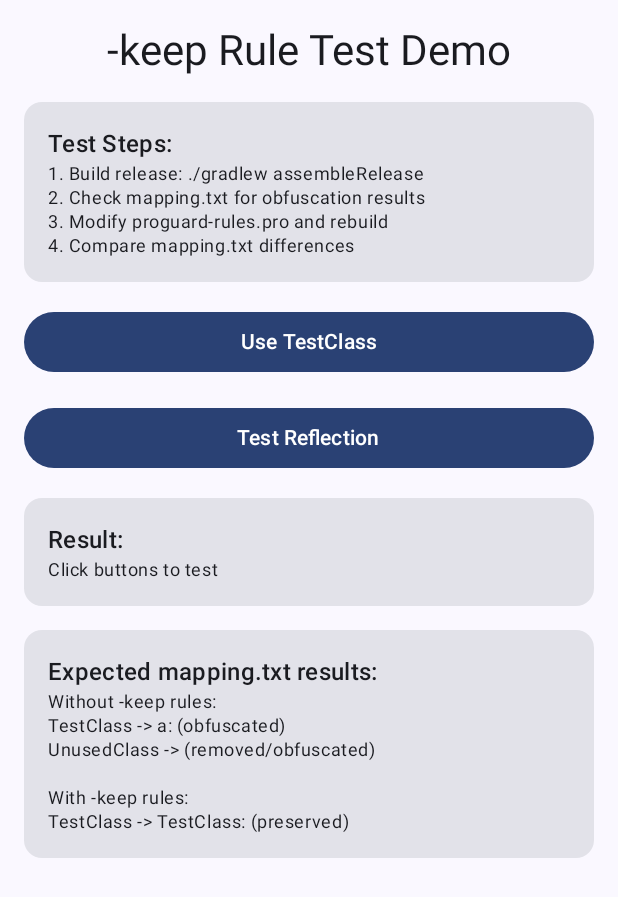
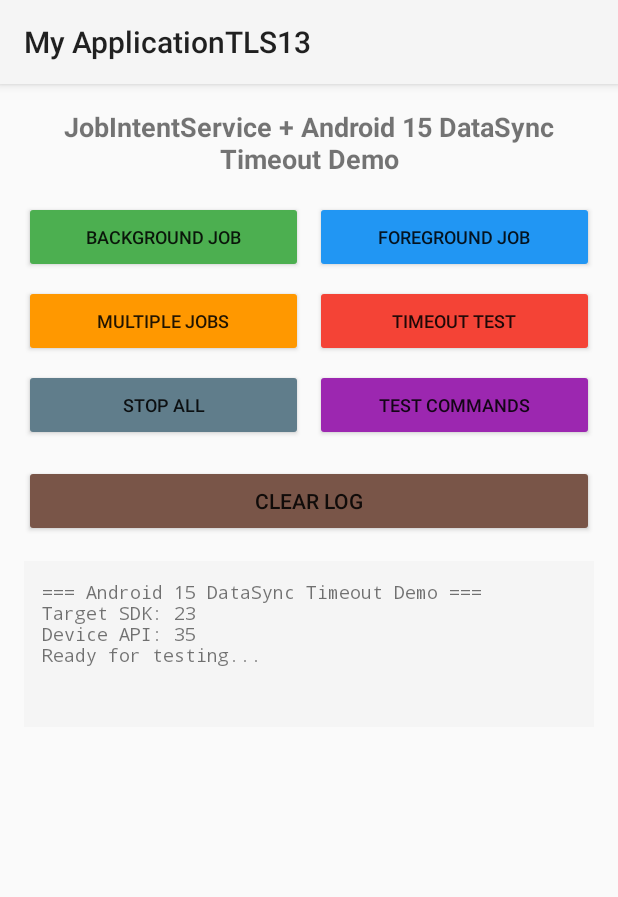
Before and after one commit to BlogForMe/MyApplication_TLS13, an Android app built with Jetpack Compose: the screen it shows after launch (KeepTestActivty before the commit, JobServiceActivity after it), on a phone screen of 412 x 824 dp. Shown: the top 897 px of the screen. Run offline under Robolectric (Android 15) with nearby library versions, the phone set to English and light mode, and no system bars.

Commit message:
job service run

```diff
--- /dev/null
+++ b/app/src/main/java/com/example/myapplication/datasync/JobServiceActivity.java
@@ -0,0 +1,213 @@
+package com.example.myapplication.datasync;
+
+
+import android.app.NotificationChannel;
+import android.app.NotificationManager;
+import android.content.BroadcastReceiver;
+import android.content.Context;
+import android.content.Intent;
+import android.content.IntentFilter;
+import android.os.Build;
+import android.os.Bundle;
+import android.util.Log;
+import android.widget.Button;
+import android.widget.ScrollView;
+import android.widget.TextView;
+
+import androidx.appcompat.app.AppCompatActivity;
+import androidx.localbroadcastmanager.content.LocalBroadcastManager;
+
+import com.example.myapplication.R;
+
+public class JobServiceActivity extends AppCompatActivity {
+    private static final String TAG = "MainActivity";
+    private static final String CHANNEL_ID = "DataSyncChannel";
+
+    private TextView statusText;
+    private ScrollView scrollView;
+    private StringBuilder statusLog = new StringBuilder();
+
+    private BroadcastReceiver statusReceiver = new BroadcastReceiver() {
+        @Override
+        public void onReceive(Context context, Intent intent) {
+            String message = intent.getStringExtra("message");
+            String level = intent.getStringExtra("level");
+            updateStatus("[" + level + "] " + message);
+        }
+    };
+
+    @Override
+    protected void onCreate(Bundle savedInstanceState) {
+        super.onCreate(savedInstanceState);
+        setContentView(R.layout.activity_job_service);
+
+        createNotificationChannel();
+        initViews();
+        setupButtons();
+        registerStatusReceiver();
+
+        updateStatus("=== Android 15 DataSync Timeout Demo ===");
+        updateStatus("Target SDK: " + getApplicationInfo().targetSdkVersion);
+        updateStatus("Device API: " + Build.VERSION.SDK_INT);
+        updateStatus("Ready for testing...\n");
+    }
+
+    private void initViews() {
+        statusText = findViewById(R.id.statusText);
+        scrollView = findViewById(R.id.scrollView);
+    }
+
+    private void setupButtons() {
+        // Test 1: JobIntentService background work (not subject to timeout)
+        Button backgroundJobBtn = findViewById(R.id.backgroundJobBtn);
+        backgroundJobBtn.setOnClickListener(v -> startBackgroundJob());
+
+        // Test 2: JobIntentService starts foreground service (subject to timeout)
+        Button foregroundJobBtn = findViewById(R.id.foregroundJobBtn);
+        foregroundJobBtn.setOnClickListener(v -> startForegroundJob());
+
+        // Test 3: Multiple JobIntentServices triggering foreground services
+        Button multipleJobsBtn = findViewById(R.id.multipleJobsBtn);
+        multipleJobsBtn.setOnClickListener(v -> startMultipleJobs());
+
+        // Test 4: Long-running test (for timeout testing)
+        Button longRunBtn = findViewById(R.id.longRunBtn);
+        longRunBtn.setOnClickListener(v -> startLongRunningTest());
+
+        // Test 5: Stop all services
+        Button stopAllBtn = findViewById(R.id.stopAllBtn);
+        stopAllBtn.setOnClickListener(v -> stopAllServices());
+
+        // Show testing commands
+        Button commandsBtn = findViewById(R.id.commandsBtn);
+        commandsBtn.setOnClickListener(v -> showTestingCommands());
+
+        // Clear log
+        Button clearBtn = findViewById(R.id.clearBtn);
+        clearBtn.setOnClickListener(v -> clearLog());
+    }
+
+    private void startBackgroundJob() {
+        updateStatus("\n=== TEST 1: Background JobIntentService ===");
+        updateStatus("Starting background sync (NOT subject to 6h timeout)");
+
+        Intent intent = new Intent();
+        intent.putExtra("action", "background_sync");
+        intent.putExtra("duration_minutes", 3);
+        intent.putExtra("use_foreground", false);
+
+        DataSyncJobIntentService.enqueueWork(this, intent);
+        updateStatus("Background job enqueued - check logs for progress");
+    }
+
+    private void startForegroundJob() {
+        updateStatus("\n=== TEST 2: JobIntentService → Foreground Service ===");
+        updateStatus("JobIntentService will start dataSync foreground service");
+        updateStatus("This WILL be subject to Android 15 timeout limits!");
+
+        Intent intent = new Intent();
+        intent.putExtra("action", "start_foreground_sync");
+        intent.putExtra("duration_hours", 2);
+        intent.putExtra("use_foreground", true);
+
+        DataSyncJobIntentService.enqueueWork(this, intent);
+        updateStatus("Job enqueued to start foreground dataSync service");
+    }
+
+    private void startMultipleJobs() {
+        updateStatus("\n=== TEST 3: Multiple Jobs → Multiple Foreground Services ===");
+        updateStatus("Testing cumulative 6-hour limit across services");
+
+        // Start 3 different jobs that each start foreground services
+        for (int i = 1; i <= 3; i++) {
+            Intent intent = new Intent();
+            intent.putExtra("action", "start_foreground_sync");
+            intent.putExtra("duration_hours", 2);
+            intent.putExtra("sync_id", "sync_" + i);
+            intent.putExtra("use_foreground", true);
+
+            DataSyncJobIntentService.enqueueWork(this, intent);
+            updateStatus("Job " + i + " enqueued (2 hours each = 6 total)");
+        }
+        updateStatus("Total: 6 hours - should hit timeout limit!");
+    }
+
+    private void startLongRunningTest() {
+        updateStatus("\n=== TEST 4: Long-Running Timeout Test ===");
+        updateStatus("Starting 7-hour job to trigger timeout...");
+
+        Intent intent = new Intent();
+        intent.putExtra("action", "start_foreground_sync");
+        intent.putExtra("duration_hours", 7); // Exceeds 6-hour limit
+        intent.putExtra("sync_id", "long_test");
+        intent.putExtra("use_foreground", true);
+
+        DataSyncJobIntentService.enqueueWork(this, intent);
+        updateStatus("7-hour job started - should timeout after 6 hours");
+        updateStatus("Monitor logs for onTimeout() callback");
+    }
+
+    private void stopAllServices() {
+        updateStatus("\n=== Stopping All Services ===");
+
+        // Stop foreground service
+        Intent stopIntent = new Intent(this, DataSyncForegroundService.class);
+        stopService(stopIntent);
+
+        updateStatus("Stop commands sent to all services");
+    }
+
+    private void showTestingCommands() {
+        updateStatus("\n=== ANDROID 15 TIMEOUT TESTING COMMANDS ===");
+        updateStatus("Execute these ADB commands for testing:\n");
+        updateStatus("1. Enable timeout testing:");
+        updateStatus("adb shell am compat enable FGS_INTRODUCE_TIME_LIMITS com.example.jobintentdemo\n");
+        updateStatus("2. Set 5-minute timeout (for quick testing):");
+        updateStatus("adb shell device_config put activity_manager data_sync_fgs_timeout_duration 300000\n");
+        updateStatus("3. Monitor timeout logs:");
+        updateStatus("adb logcat | grep -E \"(DataSync|onTimeout|RemoteServiceException)\"\n");
+        updateStatus("4. Reset timeout to default:");
+        updateStatus("adb shell device_config delete activity_manager data_sync_fgs_timeout_duration\n");
+        updateStatus("5. Disable testing:");
+        updateStatus("adb shell am compat disable FGS_INTRODUCE_TIME_LIMITS com.example.jobintentdemo\n");
+    }
+
+    private void clearLog() {
+        statusLog.setLength(0);
+        statusText.setText("");
+    }
+
+    private void updateStatus(String message) {
+        runOnUiThread(() -> {
+            statusLog.append(message).append("\n");
+            statusText.setText(statusLog.toString());
+            scrollView.post(() -> scrollView.fullScroll(ScrollView.FOCUS_DOWN));
+        });
+        Log.i(TAG, message);
+    }
+
+    private void registerStatusReceiver() {
+        IntentFilter filter = new IntentFilter("com.example.jobintentdemo.STATUS_UPDATE");
+        LocalBroadcastManager.getInstance(this).registerReceiver(statusReceiver, filter);
+    }
+
+    private void createNotificationChannel() {
+        if (Build.VERSION.SDK_INT >= Build.VERSION_CODES.O) {
+            NotificationChannel channel = new NotificationChannel(
+                    CHANNEL_ID,
+                    "Data Sync Channel",
+                    NotificationManager.IMPORTANCE_DEFAULT
+            );
+            channel.setDescription("Channel for data sync notifications");
+
+            NotificationManager manager = getSystemService(NotificationManager.class);
+            manager.createNotificationChannel(channel);
+        }
+    }
+
+    @Override
+    protected void onDestroy() {
+        super.onDestroy();
+        LocalBroadcastManager.getInstance(this).unregisterReceiver(statusReceiver);
+    }
+}
--- /dev/null
+++ b/app/src/main/res/layout/activity_job_service.xml
@@ -0,0 +1,127 @@
+<?xml version="1.0" encoding="utf-8"?>
+<LinearLayout xmlns:android="http://schemas.android.com/apk/res/android"
+    android:layout_width="match_parent"
+    android:layout_height="match_parent"
+    android:orientation="vertical"
+    android:padding="16dp">
+
+    <TextView
+        android:layout_width="match_parent"
+        android:layout_height="wrap_content"
+        android:text="JobIntentService + Android 15 DataSync Timeout Demo"
+        android:textSize="18sp"
+        android:textStyle="bold"
+        android:gravity="center"
+        android:layout_marginBottom="16dp" />
+
+    <LinearLayout
+        android:layout_width="match_parent"
+        android:layout_height="wrap_content"
+        android:orientation="horizontal"
+        android:layout_marginBottom="8dp">
+
+        <Button
+            android:id="@+id/backgroundJobBtn"
+            android:layout_width="0dp"
+            android:layout_height="wrap_content"
+            android:layout_weight="1"
+            android:text="Background Job"
+            android:textSize="12sp"
+            android:layout_marginEnd="4dp"
+            android:backgroundTint="#4CAF50" />
+
+        <Button
+            android:id="@+id/foregroundJobBtn"
+            android:layout_width="0dp"
+            android:layout_height="wrap_content"
+            android:layout_weight="1"
+            android:text="Foreground Job"
+            android:textSize="12sp"
+            android:layout_marginStart="4dp"
+            android:backgroundTint="#2196F3" />
+
+    </LinearLayout>
+
+    <LinearLayout
+        android:layout_width="match_parent"
+        android:layout_height="wrap_content"
+        android:orientation="horizontal"
+        android:layout_marginBottom="8dp">
+
+        <Button
+            android:id="@+id/multipleJobsBtn"
+            android:layout_width="0dp"
+            android:layout_height="wrap_content"
+            android:layout_weight="1"
+            android:text="Multiple Jobs"
+            android:textSize="12sp"
+            android:layout_marginEnd="4dp"
+            android:backgroundTint="#FF9800" />
+
+        <Button
+            android:id="@+id/longRunBtn"
+            android:layout_width="0dp"
+            android:layout_height="wrap_content"
+            android:layout_weight="1"
+            android:text="Timeout Test"
+            android:textSize="12sp"
+            android:layout_marginStart="4dp"
+            android:backgroundTint="#F44336" />
+
+    </LinearLayout>
+
+    <LinearLayout
+        android:layout_width="match_parent"
+        android:layout_height="wrap_content"
+        android:orientation="horizontal"
+        android:layout_marginBottom="16dp">
+
+        <Button
+            android:id="@+id/stopAllBtn"
+            android:layout_width="0dp"
+            android:layout_height="wrap_content"
+            android:layout_weight="1"
+            android:text="Stop All"
+            android:textSize="12sp"
+            android:layout_marginEnd="4dp"
+            android:backgroundTint="#607D8B" />
+
+        <Button
+            android:id="@+id/commandsBtn"
+            android:layout_width="0dp"
+            android:layout_height="wrap_content"
+            android:layout_weight="1"
+            android:text="Test Commands"
+            android:textSize="12sp"
+            android:layout_marginStart="4dp"
+            android:backgroundTint="#9C27B0" />
+
+    </LinearLayout>
+
+    <Button
+        android:id="@+id/clearBtn"
+        android:layout_width="match_parent"
+        android:layout_height="wrap_content"
+        android:text="Clear Log"
+        android:layout_marginBottom="16dp"
+        android:backgroundTint="#795548" />
+
+    <ScrollView
+        android:id="@+id/scrollView"
+        android:layout_width="match_parent"
+        android:layout_height="0dp"
+        android:layout_weight="1">
+
+        <TextView
+            android:id="@+id/statusText"
+            android:layout_width="match_parent"
+            android:layout_height="wrap_content"
+            android:text=""
+            android:textSize="12sp"
+            android:fontFamily="monospace"
+            android:background="#F5F5F5"
+            android:padding="12dp" />
+
+    </ScrollView>
+
+</LinearLayout>
--- a/app/src/main/res/values/themes.xml
+++ b/app/src/main/res/values/themes.xml
@@ -1,5 +1,5 @@
 <?xml version="1.0" encoding="utf-8"?>
 <resources>
 
-    <style name="Theme.MyApplication" parent="android:Theme.Material.Light.NoActionBar" />
+    <style name="Theme.MyApplication" parent="Theme.AppCompat.DayNight" />
 </resources>
```
Also changed, not shown: app/src/main/AndroidManifest.xml (+29 -4 lines), app/src/main/java/com/example/myapplication/datasync/DataSyncForegroundService.java (added, +233 -0 lines), app/src/main/java/com/example/myapplication/datasync/DataSyncJobIntentService.java (added, +142 -0 lines).
